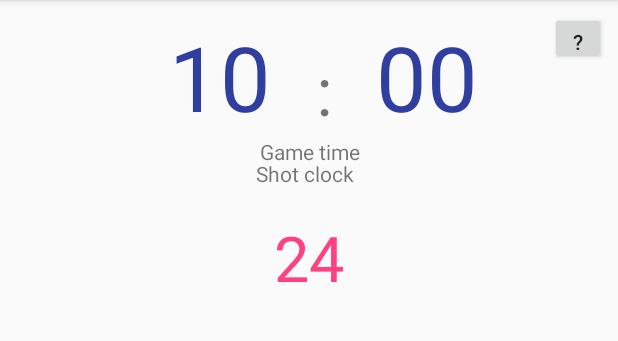
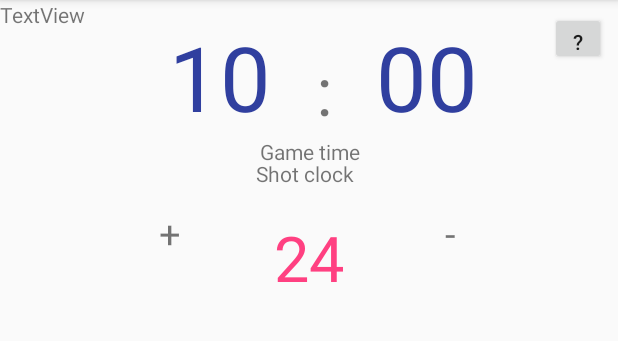
Before and after one commit to rehne93/android-basketball-timer, an Android app: the screen it shows after launch (MainActivity), on a phone screen of 412 x 824 dp, the part 84-425 px from its top. Run offline under Robolectric (Android 15) with nearby library versions, the phone set to English and light mode, and no system bars; our stand-ins replace ButterKnife.

Commit message:
Added +/- Button for Shotclock time Not gonna do it for game time.

```diff
--- a/app/src/main/java/de/baernreuther/basketballcountdowntimer/MainActivity.java
+++ b/app/src/main/java/de/baernreuther/basketballcountdowntimer/MainActivity.java
@@ -1,103 +1,113 @@
 package de.baernreuther.basketballcountdowntimer;
 
-import android.content.Context;
+import android.media.MediaPlayer;
 import android.os.Bundle;
 import android.support.v7.app.AppCompatActivity;
 import android.widget.Button;
 import android.widget.CheckBox;
-import android.widget.CompoundButton;
 import android.widget.EditText;
-import android.widget.Toast;
+import android.widget.TextView;
 
 import butterknife.BindView;
 import butterknife.ButterKnife;
 import de.baernreuther.basketballcountdowntimer.countdowntimer.GameTimeCountdownTimer;
 import de.baernreuther.basketballcountdowntimer.countdowntimer.ShotClockCountdownTimer;
+import de.baernreuther.basketballcountdowntimer.enums.ADD_SECOND;
 import de.baernreuther.basketballcountdowntimer.listener.buttons.HelpListener;
 import de.baernreuther.basketballcountdowntimer.listener.buttons.RefreshShotClockListener;
 import de.baernreuther.basketballcountdowntimer.listener.buttons.StartStopGameListener;
+import de.baernreuther.basketballcountdowntimer.listener.checkboxes.ChangeValuesCheckBox;
 import de.baernreuther.basketballcountdowntimer.listener.editboxes.AttackTimeEditText;
 import de.baernreuther.basketballcountdowntimer.listener.editboxes.GameTimeEditText;
+import de.baernreuther.basketballcountdowntimer.listener.textviews.AddOrRemoveShotclockTime;
 
 
 /**
  * Implements the basic start activity showing the Basketball Countdown Timer for a Quarter.
- * TODO Make StartStopButton change when shotclock is over
+ *
  */
 public class MainActivity extends AppCompatActivity {
 
 
+    /*
+    Time for a common offensive in Basketball. If the team doesnt shot after 24 seconds, they loose the ball.
+     */
     public static final int SHOTCLOCK = 24;
-    public static final int SHORTCLOCK_REBOUND = 14;
-    public static final int GAMETIME = 600;
-
+    /*
+    If the offensive team gets an the rebound after their shot, they get another 14 seconds (at least in germany)
+     */
+    public static final int SHOTCLOCK_OFFENSIVE_REBOUND = 14;
+    /*
+    The common game time in european basketball is 10 minutes which equals 600 seconds.
+     */
+    public static final int GAMETIME_SECONDS = 600;
+    /*
+    Media Player to play the game finish sounds.
+     */
+    private static MediaPlayer mediaPlayer;
     @BindView(R.id.startGameButton)
     Button startPauseGameTimeButton;
-
     @BindView(R.id.refreshAttackTime)
     Button newShotClockButton;
-
     @BindView(R.id.offensiveReboundButton)
     Button newOffenseShotClockButton;
-
     @BindView(R.id.helpButton)
     Button helpButton;
-
     @BindView(R.id.minutesLeft)
     EditText minutesLeft;
-
     @BindView(R.id.secondsLeft)
     EditText secondsLeft;
-
     @BindView(R.id.shotClock)
     EditText shotClock;
-
     @BindView(R.id.editFieldsCheckbox)
     CheckBox editFieldsCheckbox;
+    @BindView(R.id.addSeconds)
+    TextView addShotClockSecondTextView;
+    @BindView(R.id.removeSeconds)
+    TextView removeShotClockSecondTextView;
 
-    private Context myContext;
+    /*
+    Returns a media player if it exists.
+     */
+    public static MediaPlayer getMediaPlayerInstance() {
+        if (mediaPlayer == null) {
+            throw new NullPointerException("Cannot get an uninitialized mediaplayer");
+        }
+        return mediaPlayer;
+    }
+
     @Override
     protected void onCreate(Bundle savedInstanceState){
         super.onCreate(savedInstanceState);
         setContentView(R.layout.main);
         ButterKnife.bind(this);
-        myContext = this.getBaseContext();
 
+        initializeMedia();
         initializeTimers();
         enableFields();
         initializeListeners();
-
-        // TODO make me my own listener
-        editFieldsCheckbox.setOnCheckedChangeListener(new CompoundButton.OnCheckedChangeListener() {
-            @Override
-            public void onCheckedChanged(CompoundButton buttonView, boolean isChecked) {
-                /* Only allow to change fields when game is paused */
-                if (GameTimeCountdownTimer.getUniqueInstance().isPaused()) {
-                    enableFields();
-                } else {
-                    Toast.makeText(myContext, "You cannot change times when the game is running.", Toast.LENGTH_LONG).show();
-                    editFieldsCheckbox.setChecked(false);
-
-                }
-            }
-        });
+    }
 
 
+    /*
+    Initializes Media. Has to be called before timers are initialized.
+     */
+    private void initializeMedia() {
+        mediaPlayer = MediaPlayer.create(this.getApplicationContext(), R.raw.buzzer);
     }
-
 
     /*
     Initialize the timers with the default values 600seconsd (10:00 minutes) game time and 24 seconds for the shotclock
      */
     private void initializeTimers() {
-        GameTimeCountdownTimer.createUniqueInstance(GAMETIME, 1000, minutesLeft, secondsLeft);
+        GameTimeCountdownTimer.createUniqueInstance(GAMETIME_SECONDS, 1000, minutesLeft, secondsLeft);
         ShotClockCountdownTimer.createUniqueInstance(SHOTCLOCK, 1000, shotClock, startPauseGameTimeButton);
     }
+
     /*
         Enables or disables all fields.
      */
-    private void enableFields() {
-
+    public void enableFields() {
         shotClock.setEnabled(!shotClock.isEnabled());
         minutesLeft.setEnabled(!minutesLeft.isEnabled());
         secondsLeft.setEnabled(!secondsLeft.isEnabled());
@@ -108,14 +118,20 @@ public class MainActivity extends AppCompatActivity {
      */
     private void initializeListeners() {
         newShotClockButton.setOnClickListener(new RefreshShotClockListener(shotClock, SHOTCLOCK, startPauseGameTimeButton));
-        newOffenseShotClockButton.setOnClickListener(new RefreshShotClockListener(shotClock, SHORTCLOCK_REBOUND, startPauseGameTimeButton));
+        newOffenseShotClockButton.setOnClickListener(new RefreshShotClockListener(shotClock, SHOTCLOCK_OFFENSIVE_REBOUND, startPauseGameTimeButton));
         startPauseGameTimeButton.setOnClickListener(new StartStopGameListener(shotClock, startPauseGameTimeButton, editFieldsCheckbox));
         helpButton.setOnClickListener(new HelpListener(this));
 
         shotClock.addTextChangedListener(new AttackTimeEditText(editFieldsCheckbox, shotClock, this));
         minutesLeft.addTextChangedListener(new GameTimeEditText(editFieldsCheckbox, minutesLeft, secondsLeft));
         secondsLeft.addTextChangedListener(new GameTimeEditText(editFieldsCheckbox, minutesLeft, secondsLeft));
+
+        editFieldsCheckbox.setOnCheckedChangeListener(new ChangeValuesCheckBox(this, editFieldsCheckbox));
+
+        addShotClockSecondTextView.setOnClickListener(new AddOrRemoveShotclockTime(shotClock, ADD_SECOND.ADD_MINUTE, startPauseGameTimeButton));
+        removeShotClockSecondTextView.setOnClickListener(new AddOrRemoveShotclockTime(shotClock, ADD_SECOND.REMOVE_MINUTE, startPauseGameTimeButton));
     }
+
 
     public Button getStartPauseGameTimeButton() {
         return this.startPauseGameTimeButton;
--- a/app/src/main/java/de/baernreuther/basketballcountdowntimer/countdowntimer/GameTimeCountdownTimer.java
+++ b/app/src/main/java/de/baernreuther/basketballcountdowntimer/countdowntimer/GameTimeCountdownTimer.java
@@ -4,6 +4,7 @@ import android.widget.EditText;
 
 import java.util.UnknownFormatConversionException;
 
+import de.baernreuther.basketballcountdowntimer.MainActivity;
 import de.baernreuther.basketballcountdowntimer.time.TimeConverter;
 
 /**
@@ -15,7 +16,6 @@ import de.baernreuther.basketballcountdowntimer.time.TimeConverter;
 public class GameTimeCountdownTimer extends PausableCountDownTimer {
 
 
-
     /*
        We need to only have access to one single instance of this. This instance can be replaced whenever we want, but still only one is allowed to exist.
    */
@@ -24,14 +24,10 @@ public class GameTimeCountdownTimer extends PausableCountDownTimer {
     The minutes left in the game
      */
     private EditText minutesLeft;
-
-
-    // TODO Think about how to remove redundancy with shotClockCountdownTimer
     /*
     The seconds left in the game
      */
     private EditText secondsLeft;
-
     private GameTimeCountdownTimer(long millisInFuture, long countDownInterval, EditText minutesLeft, EditText secondsLeft) {
         super(millisInFuture, countDownInterval);
         this.minutesLeft = minutesLeft;
@@ -58,6 +54,9 @@ public class GameTimeCountdownTimer extends PausableCountDownTimer {
      * @return the instance created.
      */
     public static GameTimeCountdownTimer createUniqueInstance(int seconds, long interval, EditText minutesLeft, EditText secondsLeft) {
+        if (uniqueInstance != null)
+            uniqueInstance = null;
+
         uniqueInstance = new GameTimeCountdownTimer(seconds * 1000, interval, minutesLeft, secondsLeft);
         return uniqueInstance;
     }
@@ -77,10 +76,18 @@ public class GameTimeCountdownTimer extends PausableCountDownTimer {
         secondsLeft.setText(minutesAndSeconds[1]);
     }
 
-
+    /*
+    Sets everything to zero when the time is over
+     */
     @Override
     public void onFinish() {
+        MainActivity.getMediaPlayerInstance().start();
+
         minutesLeft.setText("00");
         secondsLeft.setText("00");
     }
+
+    public int getSecondsLeft() {
+        return Integer.valueOf(secondsLeft.getText().toString());
+    }
 }
--- a/app/src/main/java/de/baernreuther/basketballcountdowntimer/countdowntimer/ShotClockCountdownTimer.java
+++ b/app/src/main/java/de/baernreuther/basketballcountdowntimer/countdowntimer/ShotClockCountdownTimer.java
@@ -4,6 +4,7 @@ import android.widget.Button;
 import android.widget.EditText;
 import android.widget.TextView;
 
+import de.baernreuther.basketballcountdowntimer.MainActivity;
 import de.baernreuther.basketballcountdowntimer.R;
 import de.baernreuther.basketballcountdowntimer.time.TimeConverter;
 
@@ -31,21 +32,25 @@ public class ShotClockCountdownTimer extends PausableCountDownTimer {
      */
     private boolean stopped;
     /*
-
+       The Button to start and stop the game
      */
     private Button startGameButton;
+
 
     private ShotClockCountdownTimer(long millisInFuture, long countDownInterval, EditText attackTimeEditText, Button startGameButton) {
         super(millisInFuture, countDownInterval);
         this.attackTimeText = attackTimeEditText;
+        this.startGameButton = startGameButton;
         stopped = false;
-        this.startGameButton = startGameButton;
+
     }
 
     /*
     Creates a unique Shotclock Countdowntimer. If there is already one, it will be overwritten.
      */
     public static ShotClockCountdownTimer createUniqueInstance(int seconds, long interval, EditText attackTimeText, Button startGameButton) {
+        if (uniqueInstance != null)
+            uniqueInstance = null;
         uniqueInstance = new ShotClockCountdownTimer(seconds * 1000, interval, attackTimeText, startGameButton);
         return uniqueInstance;
     }
@@ -62,16 +67,20 @@ public class ShotClockCountdownTimer extends PausableCountDownTimer {
 
     /**
      * Called every tick and sets new time left.
+     * Shows an "-" in case the shotclock isn't necessary anymore.
      * @param millisUntilFinished The amount of time until finished.
      */
     @Override
     public void onTick(long millisUntilFinished) {
+        if (GameTimeCountdownTimer.getUniqueInstance().getSecondsLeft() < Integer.valueOf(TimeConverter.getAttackTimeLeft(millisUntilFinished))) {
+            attackTimeText.setText("-", TextView.BufferType.EDITABLE);
+        } else {
             attackTimeText.setText(TimeConverter.getAttackTimeLeft(millisUntilFinished), TextView.BufferType.EDITABLE);
+        }
+
     }
 
-    /**
-     * TODO Implement a sound that shows the attack time is over
-     */
+
     @Override
     public void onFinish() {
         attackTimeText.setText(String.valueOf(0));
@@ -80,6 +89,7 @@ public class ShotClockCountdownTimer extends PausableCountDownTimer {
             startGameButton.setText("Start");
             startGameButton.setBackgroundResource(R.color.game_not_running);
         }
+        MainActivity.getMediaPlayerInstance().start();
 
         GameTimeCountdownTimer.getUniqueInstance().pause();
     }
--- /dev/null
+++ b/app/src/main/java/de/baernreuther/basketballcountdowntimer/enums/ADD_SECOND.java
@@ -0,0 +1,9 @@
+package de.baernreuther.basketballcountdowntimer.enums;
+
+/**
+ * Created by René on 10.04.2017.
+ */
+
+public enum ADD_SECOND {
+    ADD_MINUTE, REMOVE_MINUTE
+}
--- a/app/src/main/java/de/baernreuther/basketballcountdowntimer/listener/buttons/StartStopGameListener.java
+++ b/app/src/main/java/de/baernreuther/basketballcountdowntimer/listener/buttons/StartStopGameListener.java
@@ -32,6 +32,7 @@ public class StartStopGameListener implements View.OnClickListener {
      */
     private CheckBox editFieldsCheckbox;
 
+
     /**
      * Creates a button to start and pause the game.
      * @param attackTime the Edittext which shows the attacking time
@@ -53,19 +54,15 @@ public class StartStopGameListener implements View.OnClickListener {
         if (this.startGameButton.getText().equals("Start")) {
             this.startGameButton.setText("Stop");
             this.startGameButton.setBackgroundResource(R.color.game_running);
-
         } else {
             this.startGameButton.setText("Start");
             this.startGameButton.setBackgroundResource(R.color.game_not_running);
-
         }
-
 
         if (ShotClockCountdownTimer.getUniqueInstance() != null) {
             if (ShotClockCountdownTimer.getUniqueInstance().hasStopped()) {
                 ShotClockCountdownTimer.createUniqueInstance(MainActivity.SHOTCLOCK, 1000, attackTime, startGameButton);
             }
-            // TODO Refactor me.
         } else {
             ShotClockCountdownTimer.createUniqueInstance(MainActivity.SHOTCLOCK, 1000, attackTime, startGameButton);
         }
--- /dev/null
+++ b/app/src/main/java/de/baernreuther/basketballcountdowntimer/listener/checkboxes/ChangeValuesCheckBox.java
@@ -0,0 +1,46 @@
+package de.baernreuther.basketballcountdowntimer.listener.checkboxes;
+
+import android.widget.CheckBox;
+import android.widget.CompoundButton;
+import android.widget.Toast;
+
+import de.baernreuther.basketballcountdowntimer.MainActivity;
+import de.baernreuther.basketballcountdowntimer.countdowntimer.GameTimeCountdownTimer;
+
+/**
+ * Created by René Bärnreuther on 10.04.2017.
+ * Implements the checkbox which enables the edittext fields with the seconds to change.
+ */
+
+public class ChangeValuesCheckBox implements CheckBox.OnCheckedChangeListener {
+
+    /*
+    Instance of the mainActivity needed because we need a) the context b) enableFields method
+     */
+    private MainActivity mainActivity;
+
+    /*
+    The checkBox the listener is on
+     */
+    private CheckBox editFieldsCheckbox;
+
+    public ChangeValuesCheckBox(MainActivity mainActivity, CheckBox editFieldsCheckbox) {
+        this.mainActivity = mainActivity;
+        this.editFieldsCheckbox = editFieldsCheckbox;
+    }
+
+    /**
+     * Depending on the GameTimeCountdownTimerState we enable the fields or show an error message.
+     */
+    @Override
+    public void onCheckedChanged(CompoundButton buttonView, boolean isChecked) {
+                /* Only allow to change fields when game is paused */
+        if (GameTimeCountdownTimer.getUniqueInstance().isPaused()) {
+            mainActivity.enableFields();
+        } else {
+            Toast.makeText(mainActivity.getApplicationContext(), "You cannot change times when the game is running.", Toast.LENGTH_LONG).show();
+            editFieldsCheckbox.setChecked(false);
+
+        }
+    }
+}
--- a/app/src/main/java/de/baernreuther/basketballcountdowntimer/listener/editboxes/AttackTimeEditText.java
+++ b/app/src/main/java/de/baernreuther/basketballcountdowntimer/listener/editboxes/AttackTimeEditText.java
@@ -60,6 +60,7 @@ public class AttackTimeEditText implements TextWatcher {
                 MessageBoxFragment messageBoxFragment = new MessageBoxFragment();
                 messageBoxFragment.setMessage("You cannot set a shot clock time larger than 30 seconds or smaller than zero.");
                 messageBoxFragment.show(mainActivity.getFragmentManager(), "Invalid shot clock time");
+                attackTime.setText("0");
                 return;
             }
             ShotClockCountdownTimer.createUniqueInstance(Integer.valueOf(time), 1000, attackTime, mainActivity.getStartPauseGameTimeButton());
--- /dev/null
+++ b/app/src/main/java/de/baernreuther/basketballcountdowntimer/listener/textviews/AddOrRemoveShotclockTime.java
@@ -0,0 +1,79 @@
+package de.baernreuther.basketballcountdowntimer.listener.textviews;
+
+import android.util.Log;
+import android.view.View;
+import android.widget.Button;
+import android.widget.EditText;
+
+import de.baernreuther.basketballcountdowntimer.countdowntimer.GameTimeCountdownTimer;
+import de.baernreuther.basketballcountdowntimer.countdowntimer.ShotClockCountdownTimer;
+import de.baernreuther.basketballcountdowntimer.enums.ADD_SECOND;
+
+/**
+ * Created by René Bärnreuther on 10.04.2017.
+ * Implements a button that adds (or removes) one second from the shotclock
+ */
+
+public class AddOrRemoveShotclockTime implements View.OnClickListener {
+
+
+    /*
+    The Shotclock text showing the remaining time in seconds
+     */
+    private EditText shotClock;
+
+    /*
+    Button for Start and Stop, needed to create a new instance of Shotclock
+     */
+    private Button startGameButton;
+
+    /*
+    Tells me, if we have to add or remove a second.
+     */
+    private ADD_SECOND whatToDo;
+
+
+    public AddOrRemoveShotclockTime(EditText shotClock, ADD_SECOND whatToDo, Button startGameButton) {
+        this.shotClock = shotClock;
+        this.startGameButton = startGameButton;
+        this.whatToDo = whatToDo;
+    }
+
+    /*
+    Changes the time on the shotclock.
+     */
+    private void changeTime() {
+        if (whatToDo == ADD_SECOND.ADD_MINUTE) {
+            int time = Integer.valueOf(shotClock.getText().toString());
+            time++;
+            if (time > 30)
+                time = 30;
+            shotClock.setText(String.valueOf(time));
+            createNewShotClockInstance(time);
+        } else if (whatToDo == ADD_SECOND.REMOVE_MINUTE) {
+            int time = Integer.valueOf(shotClock.getText().toString());
+            time--;
+            if (time < 1)
+                time = 1;
+            // It actually makes senese, but it shouldnt exactly work like that, the game should immediatly stop again.
+            shotClock.setText(String.valueOf(time));
+            createNewShotClockInstance(time);
+        }
+    }
+
+
+    /*
+    Creates a new ShotclockInstace which is needed when we set a new time.
+     */
+    private void createNewShotClockInstance(int seconds) {
+        ShotClockCountdownTimer.createUniqueInstance(seconds, 1000, shotClock, startGameButton);
+    }
+
+
+    @Override
+    public void onClick(View v) {
+        if (GameTimeCountdownTimer.getUniqueInstance().isPaused())
+            changeTime();
+        Log.d("AddMinute", "Adding a minute to the minute timer");
+    }
+}
--- a/app/src/main/res/layout-land/main.xml
+++ b/app/src/main/res/layout-land/main.xml
@@ -73,11 +73,11 @@
 
     <EditText
         android:id="@+id/minutesLeft"
-        android:layout_width="145dp"
+        android:layout_width="100dp"
         android:layout_height="75dp"
         android:layout_marginEnd="8dp"
-        android:layout_marginLeft="30dp"
-        android:layout_marginStart="3dp"
+        android:layout_marginLeft="176dp"
+        android:layout_marginStart="148dp"
         android:layout_marginTop="16dp"
         android:background="@null"
         android:ems="14"
@@ -91,10 +91,10 @@
 
     <EditText
         android:id="@+id/secondsLeft"
-        android:layout_width="145dp"
+        android:layout_width="100dp"
         android:layout_height="75dp"
-        android:layout_marginEnd="16dp"
-        android:layout_marginRight="78dp"
+        android:layout_marginEnd="129dp"
+        android:layout_marginRight="174dp"
         android:layout_marginTop="16dp"
         android:background="@null"
         android:ems="14"
@@ -110,13 +110,10 @@
         android:id="@+id/textView"
         android:layout_width="wrap_content"
         android:layout_height="wrap_content"
-        android:layout_marginLeft="8dp"
 
-        android:layout_marginRight="8dp"
         android:layout_marginTop="26dp"
         android:text=":"
         android:textSize="45sp"
-        app:layout_constraintHorizontal_bias="0.527"
         app:layout_constraintLeft_toRightOf="@+id/minutesLeft"
         app:layout_constraintRight_toLeftOf="@+id/secondsLeft"
         app:layout_constraintTop_toTopOf="parent" />
@@ -125,7 +122,6 @@
         android:id="@+id/textView2"
         android:layout_width="wrap_content"
         android:layout_height="wrap_content"
-        android:layout_marginTop="0dp"
         android:text="Game time"
         app:layout_constraintHorizontal_bias="0.501"
         app:layout_constraintLeft_toLeftOf="parent"
@@ -136,7 +132,6 @@
         android:id="@+id/textView3"
         android:layout_width="wrap_content"
         android:layout_height="wrap_content"
-        android:layout_marginTop="-94dp"
         android:text="Shot clock"
         app:layout_constraintHorizontal_bias="0.493"
         app:layout_constraintLeft_toLeftOf="parent"
@@ -145,32 +140,44 @@
 
     <Button
         android:id="@+id/helpButton"
-        android:layout_width="37dp"
-        android:layout_height="35dp"
-        android:layout_marginRight="8dp"
-        android:layout_marginTop="8dp"
+        android:layout_width="88dp"
+        android:layout_height="48dp"
+        android:layout_marginEnd="277dp"
+        android:layout_marginRight="277dp"
+        android:layout_marginTop="236dp"
         android:text="\?"
         app:layout_constraintRight_toRightOf="parent"
         app:layout_constraintTop_toTopOf="parent" />
-
     <TextView
-        android:id="@+id/textView4"
+        android:id="@+id/addSeconds"
         android:layout_width="wrap_content"
         android:layout_height="wrap_content"
-        android:layout_marginLeft="16dp"
-        android:layout_marginTop="74dp"
-        android:text="Minutes"
-        app:layout_constraintLeft_toRightOf="@+id/minutesLeft"
+        android:layout_marginEnd="8dp"
+        android:layout_marginLeft="219dp"
+        android:layout_marginRight="8dp"
+        android:layout_marginStart="219dp"
+        android:layout_marginTop="145dp"
+        android:clickable="true"
+        android:text="+"
+        android:textSize="25sp"
+        app:layout_constraintLeft_toLeftOf="parent"
+        app:layout_constraintRight_toLeftOf="@+id/shotClock"
         app:layout_constraintTop_toTopOf="parent" />
 
     <TextView
-        android:id="@+id/textView5"
+        android:id="@+id/removeSeconds"
         android:layout_width="wrap_content"
         android:layout_height="wrap_content"
-        android:layout_marginLeft="81dp"
-        android:layout_marginTop="74dp"
-        android:text="Seconds"
-        app:layout_constraintLeft_toLeftOf="@+id/secondsLeft"
+        android:layout_marginEnd="222dp"
+        android:layout_marginLeft="8dp"
+        android:layout_marginRight="222dp"
+        android:layout_marginStart="8dp"
+        android:layout_marginTop="145dp"
+        android:clickable="true"
+        android:text="-"
+        android:textSize="25sp"
+        app:layout_constraintLeft_toRightOf="@+id/shotClock"
+        app:layout_constraintRight_toRightOf="parent"
         app:layout_constraintTop_toTopOf="parent" />
 
 </android.support.constraint.ConstraintLayout>
--- a/app/src/main/res/layout/main.xml
+++ b/app/src/main/res/layout/main.xml
@@ -152,4 +152,36 @@
         app:layout_constraintRight_toRightOf="parent"
         app:layout_constraintTop_toTopOf="parent" />
 
+    <TextView
+        android:id="@+id/addSeconds"
+        android:layout_width="wrap_content"
+        android:layout_height="wrap_content"
+        android:layout_marginLeft="106dp"
+        android:layout_marginTop="138dp"
+        android:clickable="true"
+        android:text="+"
+        android:textSize="25sp"
+        app:layout_constraintLeft_toLeftOf="parent"
+        app:layout_constraintTop_toTopOf="parent" />
+
+    <TextView
+        android:id="@+id/removeSeconds"
+        android:layout_width="wrap_content"
+        android:layout_height="wrap_content"
+        android:layout_marginRight="108dp"
+        android:layout_marginTop="138dp"
+        android:clickable="true"
+        android:text="-"
+        android:textSize="25sp"
+        app:layout_constraintRight_toRightOf="parent"
+        app:layout_constraintTop_toTopOf="parent" />
+
+    <TextView
+        android:id="@+id/textView4"
+        android:layout_width="wrap_content"
+        android:layout_height="wrap_content"
+        android:text="TextView"
+        tools:layout_editor_absoluteX="70dp"
+        tools:layout_editor_absoluteY="247dp" />
+
 </android.support.constraint.ConstraintLayout>
```
Also changed, not shown: 1 other file.
